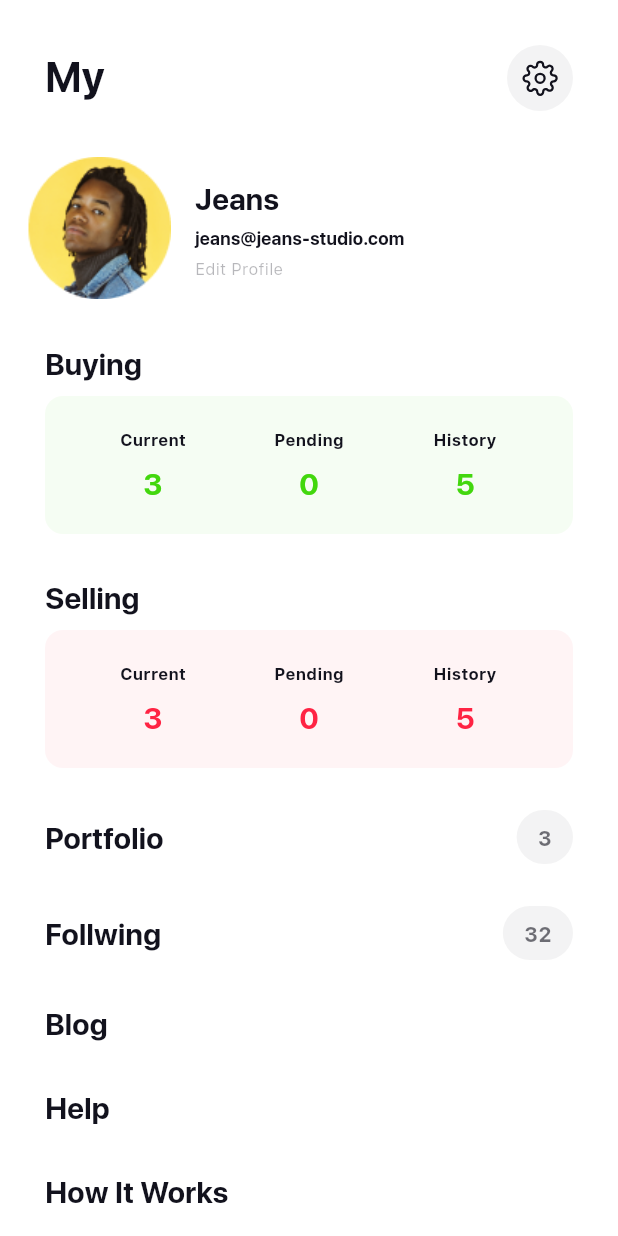
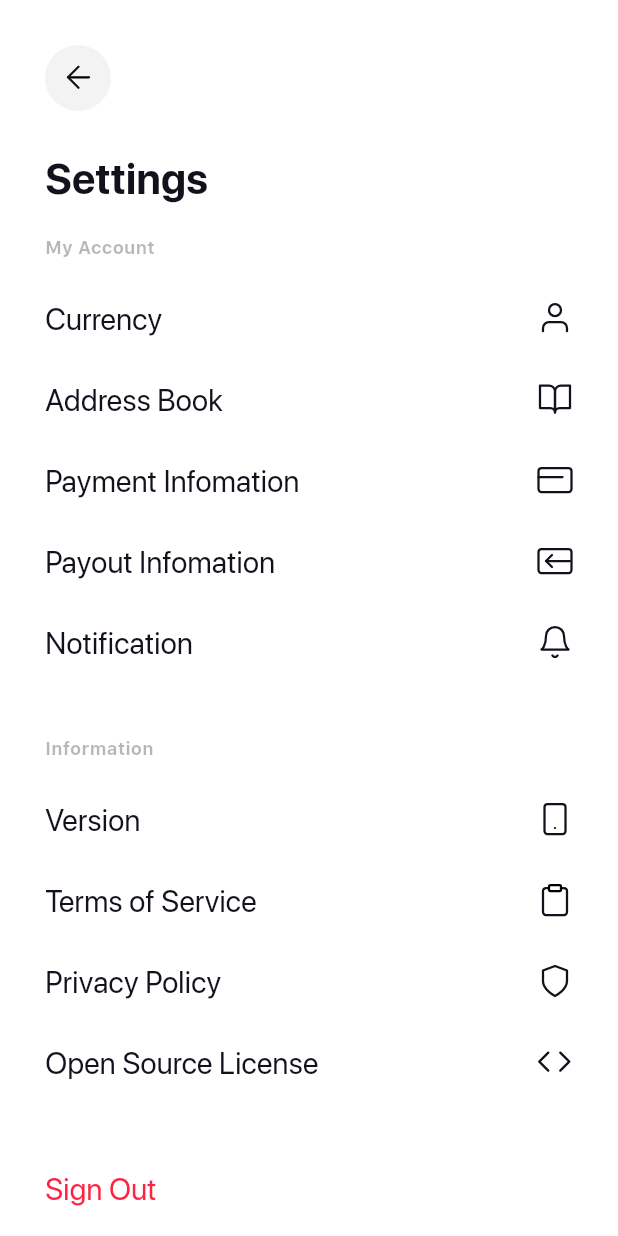
Before and after one commit to KOSSHOH/Step-to-space, a Flutter app: the ProfileScreen screen opened directly, after a tap on an icon or button, on a phone screen of 412 x 824 dp. Run offline on Flutter 3.47's test engine with Material 2 defaults, Android fonts, the phone set to English and light mode, and no system bars; our stand-ins replace charts_flutter, flutter_svg, lottie, mask_text_input_formatter, page_transition, rxdart and 1 more; missing offline and left inert: rxbus; accounts and stored records are empty.

Commit message:
Settings page

```diff
--- a/lib/src/ui/bottom_view/profile_screen.dart
+++ b/lib/src/ui/bottom_view/profile/profile_screen.dart
@@ -2,6 +2,7 @@ import 'package:flutter/cupertino.dart';
 import 'package:flutter/material.dart';
 import 'package:flutter_svg/flutter_svg.dart';
 import 'package:shopping_figma_one/src/app_theme.dart';
+import 'package:shopping_figma_one/src/ui/bottom_view/profile/settings_screen.dart';
 
 class ProfileScreen extends StatefulWidget {
   @override
@@ -47,7 +48,13 @@ class _ProfileScreenState extends State<ProfileScreen> {
                 ),
               ),
               GestureDetector(
-                onTap: () {},
+                onTap: () {
+                  Navigator.of(context).push(
+                    MaterialPageRoute(
+                      builder: (context) => SettingsScreen(),
+                    ),
+                  );
+                },
                 child: Container(
                   margin: EdgeInsets.only(
                     left: 8,
@@ -468,7 +475,6 @@ class _ProfileScreenState extends State<ProfileScreen> {
                   ),
                 ),
               ),
-
             ],
           ),
           SizedBox(height: 28),
--- /dev/null
+++ b/lib/src/ui/bottom_view/profile/settings_screen.dart
@@ -0,0 +1,290 @@
+import 'package:flutter/cupertino.dart';
+import 'package:flutter/material.dart';
+import 'package:flutter_svg/flutter_svg.dart';
+import 'package:shopping_figma_one/src/app_theme.dart';
+
+class SettingsScreen extends StatefulWidget {
+  @override
+  State<StatefulWidget> createState() {
+    return _SettingsScreenState();
+  }
+}
+
+class _SettingsScreenState extends State<SettingsScreen> {
+  @override
+  Widget build(BuildContext context) {
+    return Scaffold(
+      backgroundColor: AppTheme.white,
+      appBar: PreferredSize(
+        preferredSize: Size.fromHeight(0.0), // here the desired height
+        child: AppBar(
+          automaticallyImplyLeading: false,
+          elevation: 0.0,
+          backgroundColor: AppTheme.white,
+          brightness: Brightness.light,
+        ),
+      ),
+      body: ListView(
+        padding: EdgeInsets.only(
+          right: 30,
+          bottom: 175,
+          left: 30,
+        ),
+        children: [
+          SizedBox(height: 30),
+          Row(
+            children: [
+              GestureDetector(
+                onTap: () {
+                  Navigator.of(context).pop();
+                },
+                child: Container(
+                  height: 44,
+                  width: 44,
+                  decoration: BoxDecoration(
+                    color: AppTheme.black5,
+                    borderRadius: BorderRadius.circular(
+                      44,
+                    ),
+                  ),
+                  child: Center(
+                    child: SvgPicture.asset(
+                      "assets/images/chevronLeft.svg",
+                    ),
+                  ),
+                ),
+              ),
+              Expanded(
+                child: Container(),
+              ),
+            ],
+          ),
+          SizedBox(height: 30),
+          Text(
+            "Settings",
+            style: TextStyle(
+              fontFamily: AppTheme.fontDisplay,
+              fontWeight: FontWeight.bold,
+              fontSize: 28,
+              height: 1.14,
+              color: AppTheme.black,
+            ),
+          ),
+          SizedBox(height: 20),
+          Text(
+            "My Account",
+            style: TextStyle(
+              fontFamily: AppTheme.fontText,
+              fontWeight: FontWeight.bold,
+              fontSize: 12,
+              height: 1.33,
+              color: AppTheme.black30,
+            ),
+          ),
+          SizedBox(height: 26),
+          Row(
+            children: [
+              Expanded(
+                child: Text(
+                  "Currency",
+                  style: TextStyle(
+                    fontFamily: AppTheme.fontDisplay,
+                    fontWeight: FontWeight.normal,
+                    fontSize: 20,
+                    height: 1.4,
+                    color: AppTheme.black,
+                  ),
+                ),
+              ),
+              SvgPicture.asset(
+                "assets/images/user.svg",
+              )
+            ],
+          ),
+          SizedBox(height: 26),
+          Row(
+            children: [
+              Expanded(
+                child: Text(
+                  "Address Book",
+                  style: TextStyle(
+                    fontFamily: AppTheme.fontDisplay,
+                    fontWeight: FontWeight.normal,
+                    fontSize: 20,
+                    height: 1.4,
+                    color: AppTheme.black,
+                  ),
+                ),
+              ),
+              SvgPicture.asset(
+                "assets/images/book.svg",
+              )
+            ],
+          ),
+          SizedBox(height: 26),
+          Row(
+            children: [
+              Expanded(
+                child: Text(
+                  "Payment Infomation",
+                  style: TextStyle(
+                    fontFamily: AppTheme.fontDisplay,
+                    fontWeight: FontWeight.normal,
+                    fontSize: 20,
+                    height: 1.4,
+                    color: AppTheme.black,
+                  ),
+                ),
+              ),
+              SvgPicture.asset(
+                "assets/images/card.svg",
+              )
+            ],
+          ),
+          SizedBox(height: 26),
+          Row(
+            children: [
+              Expanded(
+                child: Text(
+                  "Payout Infomation",
+                  style: TextStyle(
+                    fontFamily: AppTheme.fontDisplay,
+                    fontWeight: FontWeight.normal,
+                    fontSize: 20,
+                    height: 1.4,
+                    color: AppTheme.black,
+                  ),
+                ),
+              ),
+              SvgPicture.asset(
+                "assets/images/payout.svg",
+              )
+            ],
+          ),
+          SizedBox(height: 26),
+          Row(
+            children: [
+              Expanded(
+                child: Text(
+                  "Notification",
+                  style: TextStyle(
+                    fontFamily: AppTheme.fontDisplay,
+                    fontWeight: FontWeight.normal,
+                    fontSize: 20,
+                    height: 1.4,
+                    color: AppTheme.black,
+                  ),
+                ),
+              ),
+              SvgPicture.asset(
+                "assets/images/bell.svg",
+              )
+            ],
+          ),
+          SizedBox(height: 48),
+          Text(
+            "Information",
+            style: TextStyle(
+              fontFamily: AppTheme.fontText,
+              fontWeight: FontWeight.bold,
+              fontSize: 12,
+              height: 1.33,
+              color: AppTheme.black30,
+            ),
+          ),
+          SizedBox(height: 26),
+          Row(
+            children: [
+              Expanded(
+                child: Text(
+                  "Version",
+                  style: TextStyle(
+                    fontFamily: AppTheme.fontDisplay,
+                    fontWeight: FontWeight.normal,
+                    fontSize: 20,
+                    height: 1.4,
+                    color: AppTheme.black,
+                  ),
+                ),
+              ),
+              SvgPicture.asset(
+                "assets/images/version.svg",
+              )
+            ],
+          ),
+          SizedBox(height: 26),
+          Row(
+            children: [
+              Expanded(
+                child: Text(
+                  "Terms of Service",
+                  style: TextStyle(
+                    fontFamily: AppTheme.fontDisplay,
+                    fontWeight: FontWeight.normal,
+                    fontSize: 20,
+                    height: 1.4,
+                    color: AppTheme.black,
+                  ),
+                ),
+              ),
+              SvgPicture.asset(
+                "assets/images/terms.svg",
+              )
+            ],
+          ),
+          SizedBox(height: 26),
+          Row(
+            children: [
+              Expanded(
+                child: Text(
+                  "Privacy Policy",
+                  style: TextStyle(
+                    fontFamily: AppTheme.fontDisplay,
+                    fontWeight: FontWeight.normal,
+                    fontSize: 20,
+                    height: 1.4,
+                    color: AppTheme.black,
+                  ),
+                ),
+              ),
+              SvgPicture.asset(
+                "assets/images/privacy.svg",
+              )
+            ],
+          ),
+          SizedBox(height: 26),
+          Row(
+            children: [
+              Expanded(
+                child: Text(
+                  "Open Source License",
+                  style: TextStyle(
+                    fontFamily: AppTheme.fontDisplay,
+                    fontWeight: FontWeight.normal,
+                    fontSize: 20,
+                    height: 1.4,
+                    color: AppTheme.black,
+                  ),
+                ),
+              ),
+              SvgPicture.asset(
+                "assets/images/opensoruce.svg",
+              )
+            ],
+          ),
+          SizedBox(height: 56),
+          Text(
+            "Sign Out",
+            style: TextStyle(
+              fontFamily: AppTheme.fontDisplay,
+              fontWeight: FontWeight.normal,
+              fontSize: 20,
+              height: 1.4,
+              color: AppTheme.red,
+            ),
+          )
+        ],
+      ),
+    );
+  }
+}
--- a/lib/src/ui/main_screen.dart
+++ b/lib/src/ui/main_screen.dart
@@ -4,7 +4,7 @@ import 'package:shopping_figma_one/src/app_theme.dart';
 import 'package:shopping_figma_one/src/model/navigation_item.dart';
 import 'package:shopping_figma_one/src/ui/auth/splash_screen.dart';
 import 'package:shopping_figma_one/src/ui/bottom_view/home/home_screen.dart';
-import 'package:shopping_figma_one/src/ui/bottom_view/profile_screen.dart';
+import 'file:///C:/Users/SHAHBOZ/AndroidStudioProjects/shopping_figma_one/lib/src/ui/bottom_view/profile/profile_screen.dart';
 import 'package:shopping_figma_one/src/ui/bottom_view/search_screen.dart';
 
 class MainScreen extends StatefulWidget {
```
